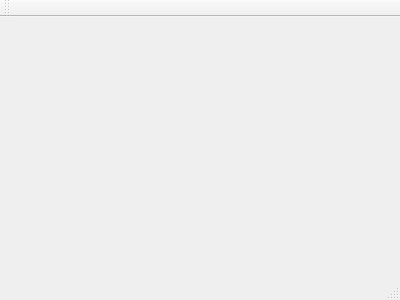
The window that mainwindow.ui (rlee287/PID_visualiser) describes before a commit, drawn with Qt 5.
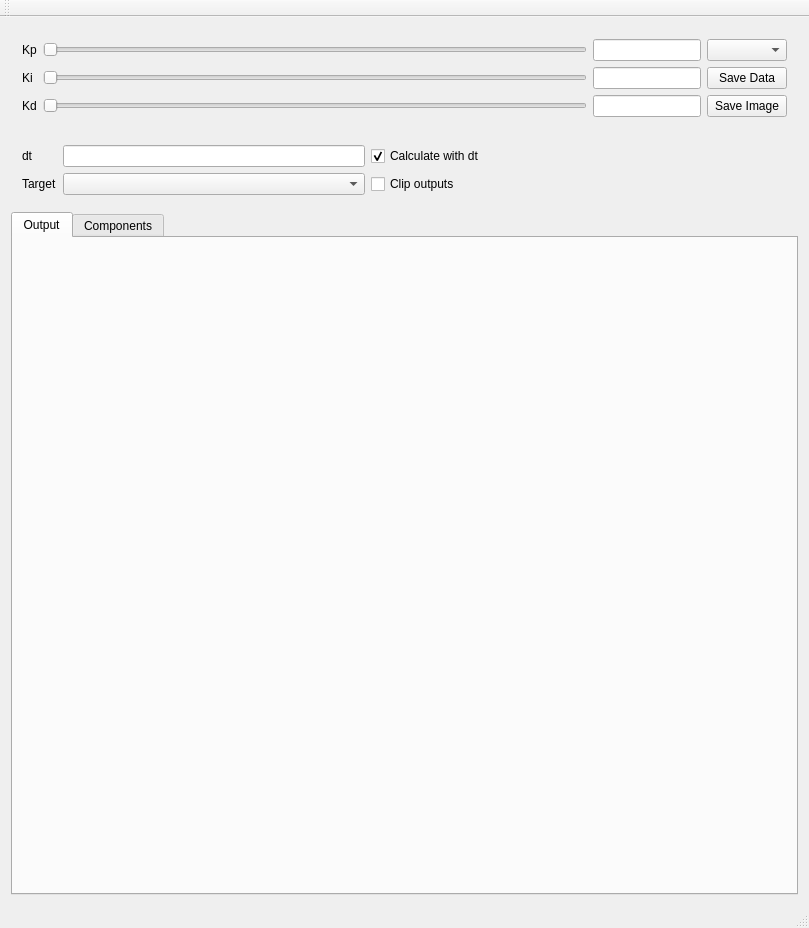
The same window after the commit.

Commit message: Begin layout of UI

What changed in the file:
```diff
--- a/mainwindow.ui
+++ b/mainwindow.ui
@@ -1,24 +1,240 @@
 <ui version="4.0">
  <class>MainWindow</class>
- <widget class="QMainWindow" name="MainWindow" >
-  <property name="geometry" >
+ <widget class="QMainWindow" name="MainWindow">
+  <property name="geometry">
    <rect>
     <x>0</x>
     <y>0</y>
-    <width>400</width>
-    <height>300</height>
+    <width>809</width>
+    <height>928</height>
    </rect>
   </property>
   <property name="windowTitle" >
    <string>MainWindow</string>
   </property>
-  <widget class="QMenuBar" name="menuBar" />
-  <widget class="QToolBar" name="mainToolBar" />
-  <widget class="QWidget" name="centralWidget" />
-  <widget class="QStatusBar" name="statusBar" />
+  <widget class="QWidget" name="centralWidget">
+   <layout class="QVBoxLayout" name="verticalLayout">
+    <item>
+     <widget class="QWidget" name="pidWidget" native="true">
+      <property name="sizePolicy">
+       <sizepolicy hsizetype="Preferred" vsizetype="Fixed">
+        <horstretch>0</horstretch>
+        <verstretch>0</verstretch>
+       </sizepolicy>
+      </property>
+      <layout class="QGridLayout" name="gridLayout">
+       <item row="1" column="2">
+        <widget class="QLineEdit" name="Ki_text">
+         <property name="sizePolicy">
+          <sizepolicy hsizetype="Preferred" vsizetype="Fixed">
+           <horstretch>0</horstretch>
+           <verstretch>0</verstretch>
+          </sizepolicy>
+         </property>
+        </widget>
+       </item>
+       <item row="0" column="2">
+        <widget class="QLineEdit" name="Kp_text">
+         <property name="sizePolicy">
+          <sizepolicy hsizetype="Preferred" vsizetype="Fixed">
+           <horstretch>0</horstretch>
+           <verstretch>0</verstretch>
+          </sizepolicy>
+         </property>
+        </widget>
+       </item>
+       <item row="2" column="1">
+        <widget class="QSlider" name="Kd_slider">
+         <property name="orientation">
+          <enum>Qt::Horizontal</enum>
+         </property>
+        </widget>
+       </item>
+       <item row="2" column="2">
+        <widget class="QLineEdit" name="Kd_text">
+         <property name="sizePolicy">
+          <sizepolicy hsizetype="Preferred" vsizetype="Fixed">
+           <horstretch>0</horstretch>
+           <verstretch>0</verstretch>
+          </sizepolicy>
+         </property>
+        </widget>
+       </item>
+       <item row="1" column="1">
+        <widget class="QSlider" name="Ki_slider">
+         <property name="orientation">
+          <enum>Qt::Horizontal</enum>
+         </property>
+        </widget>
+       </item>
+       <item row="2" column="0">
+        <widget class="QLabel" name="Kd">
+         <property name="sizePolicy">
+          <sizepolicy hsizetype="Preferred" vsizetype="Fixed">
+           <horstretch>0</horstretch>
+           <verstretch>0</verstretch>
+          </sizepolicy>
+         </property>
+         <property name="text">
+          <string>Kd</string>
+         </property>
+        </widget>
+       </item>
+       <item row="1" column="0">
+        <widget class="QLabel" name="Ki">
+         <property name="sizePolicy">
+          <sizepolicy hsizetype="Preferred" vsizetype="Fixed">
+           <horstretch>0</horstretch>
+           <verstretch>0</verstretch>
+          </sizepolicy>
+         </property>
+         <property name="text">
+          <string>Ki</string>
+         </property>
+        </widget>
+       </item>
+       <item row="0" column="0">
+        <widget class="QLabel" name="Kp">
+         <property name="sizePolicy">
+          <sizepolicy hsizetype="Preferred" vsizetype="Fixed">
+           <horstretch>0</horstretch>
+           <verstretch>0</verstretch>
+          </sizepolicy>
+         </property>
+         <property name="text">
+          <string>Kp</string>
+         </property>
+        </widget>
+       </item>
+       <item row="0" column="1">
+        <widget class="QSlider" name="Kp_slider">
+         <property name="orientation">
+          <enum>Qt::Horizontal</enum>
+         </property>
+        </widget>
+       </item>
+       <item row="0" column="3">
+        <widget class="QComboBox" name="unit_select"/>
+       </item>
+       <item row="1" column="3">
+        <widget class="QPushButton" name="save_data">
+         <property name="text">
+          <string>Save Data</string>
+         </property>
+        </widget>
+       </item>
+       <item row="2" column="3">
+        <widget class="QPushButton" name="save_image">
+         <property name="text">
+          <string>Save Image</string>
+         </property>
+        </widget>
+       </item>
+      </layout>
+     </widget>
+    </item>
+    <item>
+     <widget class="QWidget" name="gridWidget_2" native="true">
+      <property name="sizePolicy">
+       <sizepolicy hsizetype="Preferred" vsizetype="Fixed">
+        <horstretch>0</horstretch>
+        <verstretch>0</verstretch>
+       </sizepolicy>
+      </property>
+      <layout class="QGridLayout" name="dtWidget">
+       <item row="1" column="2">
+        <widget class="QCheckBox" name="output_clip">
+         <property name="text">
+          <string>Clip outputs</string>
+         </property>
+        </widget>
+       </item>
+       <item row="0" column="0">
+        <widget class="QLabel" name="dt">
+         <property name="text">
+          <string>dt</string>
+         </property>
+        </widget>
+       </item>
+       <item row="0" column="1">
+        <widget class="QLineEdit" name="dt_enter"/>
+       </item>
+       <item row="1" column="1">
+        <widget class="QComboBox" name="target_select"/>
+       </item>
+       <item row="0" column="2">
+        <widget class="QCheckBox" name="dt_calc">
+         <property name="text">
+          <string>Calculate with dt</string>
+         </property>
+         <property name="checked">
+          <bool>true</bool>
+         </property>
+        </widget>
+       </item>
+       <item row="1" column="0">
+        <widget class="QLabel" name="target">
+         <property name="text">
+          <string>Target</string>
+         </property>
+        </widget>
+       </item>
+       <item row="0" column="3">
+        <spacer name="horizontalSpacer">
+         <property name="orientation">
+          <enum>Qt::Horizontal</enum>
+         </property>
+         <property name="sizeHint" stdset="0">
+          <size>
+           <width>40</width>
+           <height>20</height>
+          </size>
+         </property>
+        </spacer>
+       </item>
+      </layout>
+     </widget>
+    </item>
+    <item>
+     <widget class="QTabWidget" name="tabWidget">
+      <property name="currentIndex">
+       <number>0</number>
+      </property>
+      <widget class="QWidget" name="out">
+       <attribute name="title">
+        <string>Output</string>
+       </attribute>
+      </widget>
+      <widget class="QWidget" name="comp">
+       <attribute name="title">
+        <string>Components</string>
+       </attribute>
+      </widget>
+     </widget>
+    </item>
+   </layout>
+  </widget>
+  <widget class="QMenuBar" name="menuBar">
+   <property name="geometry">
+    <rect>
+     <x>0</x>
+     <y>0</y>
+     <width>809</width>
+     <height>40</height>
+    </rect>
+   </property>
+  </widget>
+  <widget class="QToolBar" name="mainToolBar">
+   <attribute name="toolBarArea">
+    <enum>TopToolBarArea</enum>
+   </attribute>
+   <attribute name="toolBarBreak">
+    <bool>false</bool>
+   </attribute>
+  </widget>
+  <widget class="QStatusBar" name="statusBar"/>
  </widget>
- <layoutDefault spacing="6" margin="11" />
- <pixmapfunction></pixmapfunction>
+ <layoutdefault spacing="6" margin="11"/>
  <resources/>
  <connections/>
 </ui>
```
Left out of the diff: 3 changed lines with no effect on the pictures.
